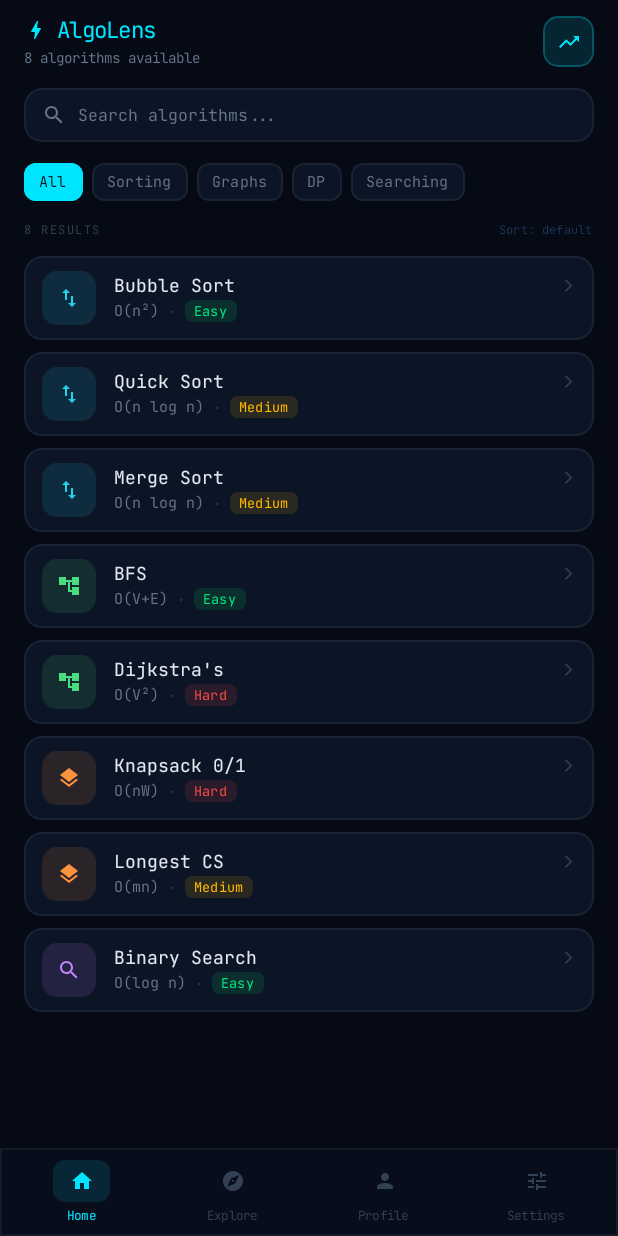
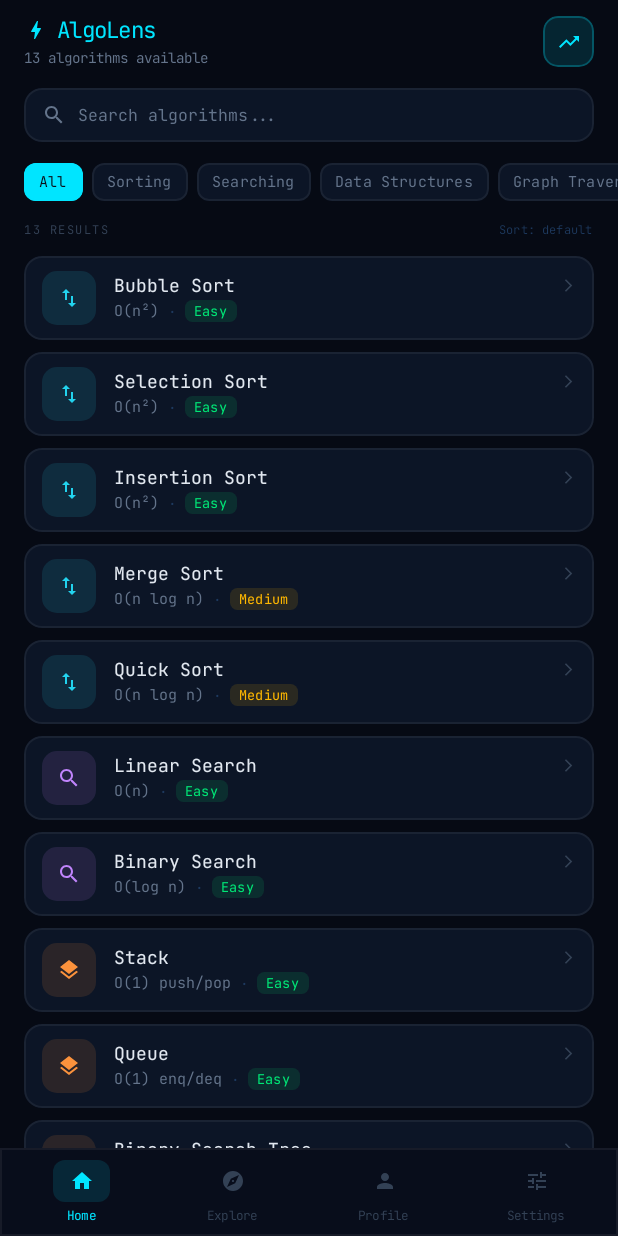
Before and after one commit to Quackified/AVIA, an Android app built with Jetpack Compose: the screen it shows after launch (MainActivity), on a phone screen of 412 x 824 dp. Run offline under Robolectric (Android 15) with nearby library versions, the light colour scheme and no system bars.

Commit message:
Info: Refactored Algorithm List

```diff
--- a/app/src/main/java/com/example/algolens/data/SampleData.kt
+++ b/app/src/main/java/com/example/algolens/data/SampleData.kt
@@ -4,15 +4,27 @@ import com.example.algolens.model.Algorithm
 
 object SampleData {
     val algorithms = listOf(
+        // ── Sorting (5) ──
         Algorithm(1, "Bubble Sort", "Sorting", "O(n²)", "O(1)", "Easy", "#22D3EE"),
-        Algorithm(2, "Quick Sort", "Sorting", "O(n log n)", "O(log n)", "Medium", "#22D3EE"),
-        Algorithm(3, "Merge Sort", "Sorting", "O(n log n)", "O(n)", "Medium", "#22D3EE"),
-        Algorithm(4, "BFS", "Graphs", "O(V+E)", "O(V)", "Easy", "#4ADE80"),
-        Algorithm(5, "Dijkstra's", "Graphs", "O(V²)", "O(V)", "Hard", "#4ADE80"),
-        Algorithm(6, "Knapsack 0/1", "Dynamic Programming", "O(nW)", "O(nW)", "Hard", "#FB923C"),
-        Algorithm(7, "Longest CS", "Dynamic Programming", "O(mn)", "O(mn)", "Medium", "#FB923C"),
-        Algorithm(8, "Binary Search", "Searching", "O(log n)", "O(1)", "Easy", "#C084FC")
+        Algorithm(2, "Selection Sort", "Sorting", "O(n²)", "O(1)", "Easy", "#22D3EE"),
+        Algorithm(3, "Insertion Sort", "Sorting", "O(n²)", "O(1)", "Easy", "#22D3EE"),
+        Algorithm(4, "Merge Sort", "Sorting", "O(n log n)", "O(n)", "Medium", "#22D3EE"),
+        Algorithm(5, "Quick Sort", "Sorting", "O(n log n)", "O(log n)", "Medium", "#22D3EE"),
+
+        // ── Searching (2) ──
+        Algorithm(6, "Linear Search", "Searching", "O(n)", "O(1)", "Easy", "#C084FC"),
+        Algorithm(7, "Binary Search", "Searching", "O(log n)", "O(1)", "Easy", "#C084FC"),
+
+        // ── Data Structures (4) ──
+        Algorithm(8, "Stack", "Data Structures", "O(1) push/pop", "O(n)", "Easy", "#FB923C"),
+        Algorithm(9, "Queue", "Data Structures", "O(1) enq/deq", "O(n)", "Easy", "#FB923C"),
+        Algorithm(10, "Binary Search Tree", "Data Structures", "O(log n) avg", "O(n)", "Medium", "#FB923C"),
+        Algorithm(11, "Heap", "Data Structures", "O(log n) ins", "O(n)", "Medium", "#FB923C"),
+
+        // ── Graph Traversal (2) ──
+        Algorithm(12, "Breadth-First Search (BFS)", "Graph Traversal", "O(V+E)", "O(V)", "Easy", "#4ADE80"),
+        Algorithm(13, "Depth-First Search (DFS)", "Graph Traversal", "O(V+E)", "O(V)", "Easy", "#4ADE80")
     )
 
-    val categories = listOf("All", "Sorting", "Graphs", "DP", "Searching")
+    val categories = listOf("All", "Sorting", "Searching", "Data Structures", "Graph Traversal")
 }
--- a/app/src/main/java/com/example/algolens/ui/components/AlgoCard.kt
+++ b/app/src/main/java/com/example/algolens/ui/components/AlgoCard.kt
@@ -53,9 +53,9 @@ fun AlgoCard(
 ) {
     val categoryIcon: ImageVector = when (algo.category.lowercase()) {
         "sorting" -> Icons.Default.SwapVert
-        "graphs" -> Icons.Default.AccountTree
-        "dynamic programming", "dp" -> Icons.Default.Layers
         "searching" -> Icons.Default.Search
+        "data structures" -> Icons.Default.Layers
+        "graph traversal" -> Icons.Default.AccountTree
         else -> Icons.Default.GridView
     }
 
--- a/app/src/main/java/com/example/algolens/ui/dashboard/DashboardScreen.kt
+++ b/app/src/main/java/com/example/algolens/ui/dashboard/DashboardScreen.kt
@@ -37,6 +37,7 @@ import androidx.compose.runtime.mutableStateOf
 import androidx.compose.runtime.remember
 import androidx.compose.runtime.setValue
 import androidx.compose.ui.Alignment
+import androidx.compose.ui.tooling.preview.Preview
 import androidx.compose.ui.Modifier
 import androidx.compose.ui.draw.clip
 import androidx.compose.ui.graphics.SolidColor
@@ -46,6 +47,7 @@ import androidx.compose.ui.unit.sp
 import com.example.algolens.data.SampleData
 import com.example.algolens.model.Algorithm
 import com.example.algolens.ui.components.AlgoCard
+import com.example.algolens.ui.theme.AlgoLensTheme
 import com.example.algolens.ui.theme.BorderMedium
 import com.example.algolens.ui.theme.BorderSubtle
 import com.example.algolens.ui.theme.CanvasBackground
@@ -71,7 +73,6 @@ fun DashboardScreen(
         SampleData.algorithms.filter { algo ->
             val matchesCategory = when (selectedCategory) {
                 "All" -> true
-                "DP" -> algo.category == "Dynamic Programming" || algo.category == "DP"
                 else -> algo.category.equals(selectedCategory, ignoreCase = true)
             }
             val matchesSearch = searchQuery.isEmpty() ||
@@ -191,7 +192,6 @@ fun DashboardScreen(
         ) {
             SampleData.categories.forEach { category ->
                 val isSelected = selectedCategory == category
-                val chipLabel = if (category == "Dynamic Programming") "DP" else category
 
                 Box(
                     modifier = Modifier
@@ -206,7 +206,7 @@ fun DashboardScreen(
                         .padding(horizontal = 10.dp, vertical = 6.dp)
                 ) {
                     Text(
-                        text = chipLabel,
+                        text = category,
                         style = MaterialTheme.typography.labelSmall,
                         color = if (isSelected) DarkBackground else TextMuted,
                         fontWeight = FontWeight.SemiBold,
@@ -272,3 +272,13 @@ fun DashboardScreen(
         }
     }
 }
+
+@Preview(showBackground = true)
+@Composable
+fun DashboardScreenPreview() {
+    AlgoLensTheme {
+        DashboardScreen(
+            onAlgorithmClick = {}
+        )
+    }
+}
--- a/app/src/main/java/com/example/algolens/ui/profile/ProfileScreen.kt
+++ b/app/src/main/java/com/example/algolens/ui/profile/ProfileScreen.kt
@@ -65,7 +65,7 @@ fun ProfileScreen(
 ) {
     val weeklyActivity = remember { listOf(3, 5, 2, 7, 4, 6, 3) }
     val days = remember { listOf("M", "T", "W", "T", "F", "S", "S") }
-    val bookmarked = remember { SampleData.algorithms.filter { it.id in listOf(2, 5, 6) } }
+    val bookmarked = remember { SampleData.algorithms.filter { it.id in listOf(4, 5, 12) } }
 
     Column(
         modifier = modifier
--- a/app/src/main/java/com/example/algolens/ui/visualizer/VisualizerScreen.kt
+++ b/app/src/main/java/com/example/algolens/ui/visualizer/VisualizerScreen.kt
@@ -96,7 +96,7 @@ fun VisualizerScreen(
     var perspective by remember { mutableStateOf(ViewPerspective.CANVAS) }
     var dsMode by remember {
         mutableStateOf(
-            if (algorithm.category.equals("Graphs", ignoreCase = true)) DataStructureMode.GRAPH
+            if (algorithm.category.equals("Graph Traversal", ignoreCase = true)) DataStructureMode.GRAPH
             else DataStructureMode.ARRAY
         )
     }
```
Also changed, not shown: 6 other files.
